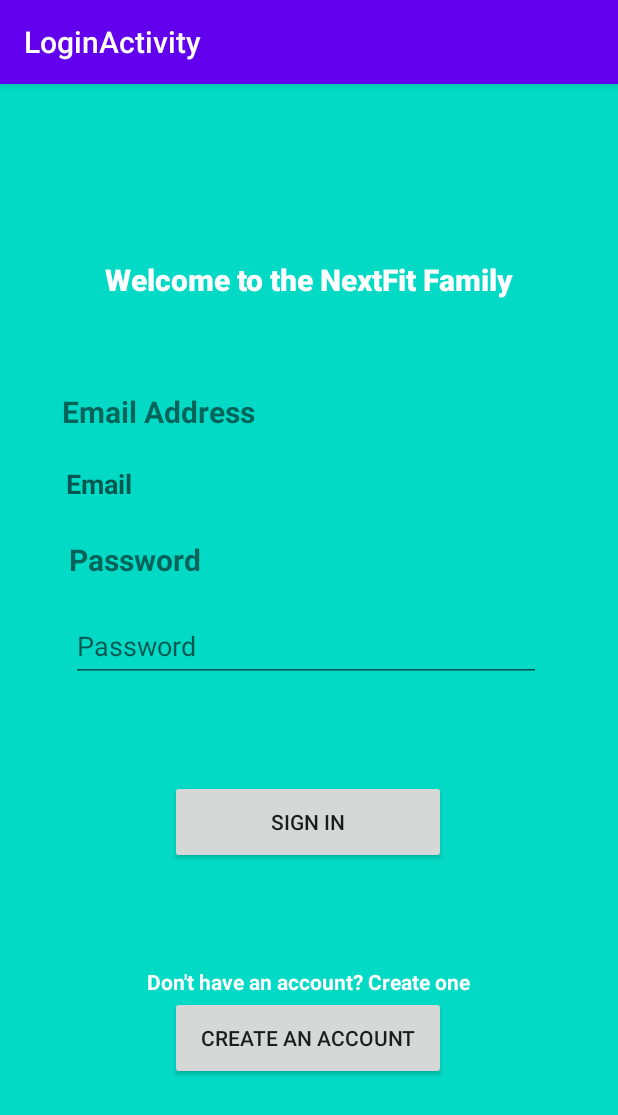
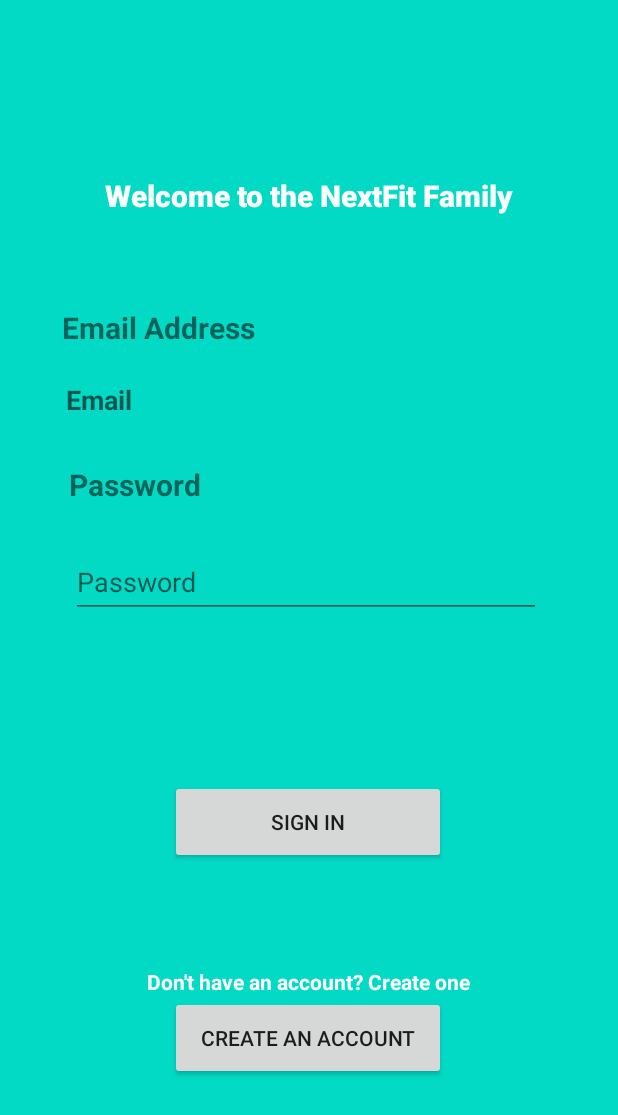
Before and after one commit to SugamB/NextFit-May-2021-, an Android app: the screen it shows after launch (LoginActivity), on a phone screen of 412 x 824 dp. Shown: the top 1115 px of the screen. Run offline under Robolectric (Android 15) with nearby library versions, the phone set to English and light mode, and no system bars.

```diff
--- a/app/src/main/AndroidManifest.xml
+++ b/app/src/main/AndroidManifest.xml
@@ -19,7 +19,7 @@
         android:label="NextFit"
         android:roundIcon="@drawable/newlogo"
         android:supportsRtl="true"
-        android:theme="@style/AppTheme"
+        android:theme="@style/AppTheme.NoActionBar"
         >
         <activity
             android:name=".SignUpActivity"
--- a/app/src/main/res/values/colors.xml
+++ b/app/src/main/res/values/colors.xml
@@ -1,7 +1,7 @@
 <?xml version="1.0" encoding="utf-8"?>
 <resources>
-    <color name="colorPrimary">#6200EE</color>
-    <color name="colorPrimaryDark">#3700B3</color>
+    <color name="colorPrimary">#000000</color>
+    <color name="colorPrimaryDark">#000000</color>
     <color name="colorAccent">#03DAC5</color>
     <color name="white">#FFFFFF</color>
     <color name="red">#DC143C</color>
```
